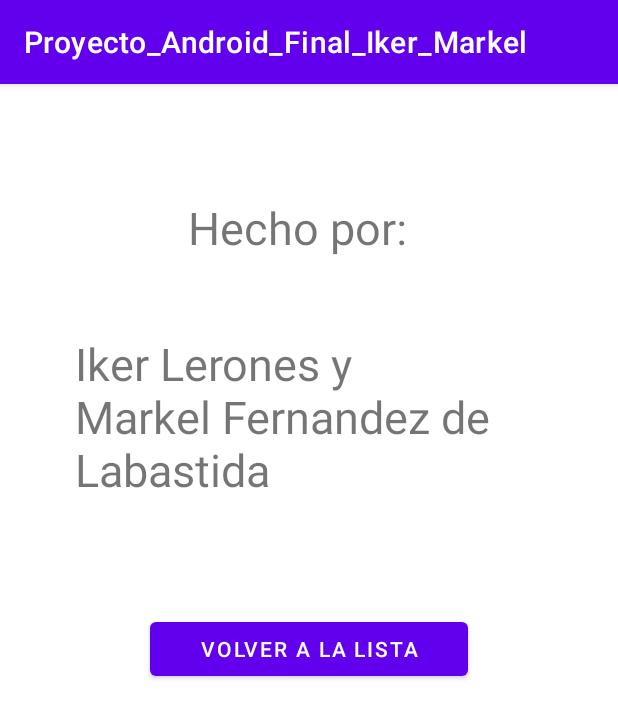
After one commit to Markel-FDL/Proyecto_Android_Final_Iker_Markel, an Android app: the ExtraActivity screen opened directly, with no data from a screen before it, on a phone screen of 412 x 824 dp. The commit adds this screen. Shown: the top 718 px of the screen. Run offline under Robolectric (Android 15) with nearby library versions, the phone set to English and light mode, and no system bars.

Commit message:
Creditos

```diff
--- a/Proyecto_Android_Final_Iker_Markel/app/src/main/AndroidManifest.xml
+++ b/Proyecto_Android_Final_Iker_Markel/app/src/main/AndroidManifest.xml
@@ -2,17 +2,20 @@
 <manifest xmlns:android="http://schemas.android.com/apk/res/android"
     package="com.example.proyecto_android_final_iker_markel">
 
-    <uses-permission android:name="android.permission.ACCESS_NETWORK_STATE"/>
-    <uses-permission android:name="android.permission.INTERNET"/>
+    <uses-permission android:name="android.permission.ACCESS_NETWORK_STATE" />
+    <uses-permission android:name="android.permission.INTERNET" />
 
     <application
-        android:name = ".App"
+        android:name=".App"
         android:allowBackup="true"
         android:icon="@mipmap/ic_launcher"
         android:label="@string/app_name"
         android:roundIcon="@mipmap/ic_launcher_round"
         android:supportsRtl="true"
         android:theme="@style/Theme.Proyecto_Android_Final_Iker_Markel">
+        <activity
+            android:name=".ExtraActivity"
+            android:exported="false" />
         <activity
             android:name=".MainActivity"
             android:exported="true"
@@ -33,7 +36,6 @@
         <meta-data
             android:name="com.parse.CLIENT_KEY"
             android:value="@string/back4app_client_key" />
-
     </application>
 
 </manifest>
--- /dev/null
+++ b/Proyecto_Android_Final_Iker_Markel/app/src/main/java/com/example/proyecto_android_final_iker_markel/ExtraActivity.kt
@@ -0,0 +1,22 @@
+package com.example.proyecto_android_final_iker_markel
+
+import android.content.Intent
+import androidx.appcompat.app.AppCompatActivity
+import android.os.Bundle
+import android.widget.Button
+
+class ExtraActivity : AppCompatActivity() {
+
+    override fun onCreate(savedInstanceState: Bundle?) {
+        super.onCreate(savedInstanceState)
+        setContentView(R.layout.activity_extra)
+
+        val volver: Button = findViewById(R.id.VolverActivity)
+
+        findViewById<Button>(R.id.VolverActivity).setOnClickListener {
+            finish()
+        }
+
+    }
+
+}
--- a/Proyecto_Android_Final_Iker_Markel/app/src/main/java/com/example/proyecto_android_final_iker_markel/MainActivity.kt
+++ b/Proyecto_Android_Final_Iker_Markel/app/src/main/java/com/example/proyecto_android_final_iker_markel/MainActivity.kt
@@ -1,5 +1,6 @@
 package com.example.proyecto_android_final_iker_markel
 
+import android.content.Intent
 import android.os.Bundle
 import com.google.android.material.snackbar.Snackbar
 import androidx.appcompat.app.AppCompatActivity
@@ -53,7 +54,10 @@ class MainActivity : AppCompatActivity() {
         // automatically handle clicks on the Home/Up button, so long
         // as you specify a parent activity in AndroidManifest.xml.
         return when (item.itemId) {
-            R.id.action_settings -> true
+            R.id.action_settings -> {
+                lol()
+                true
+            }
             else -> super.onOptionsItemSelected(item)
         }
     }
@@ -63,4 +67,16 @@ class MainActivity : AppCompatActivity() {
         return navController.navigateUp(appBarConfiguration)
                 || super.onSupportNavigateUp()
     }
+
+    fun lol(){
+        val miIntenvion:Intent = Intent(this, ExtraActivity::class.java)
+        startActivity(miIntenvion)
+    }
+
+    override fun onActivityResult(requestCode: Int, resultCode: Int, data: Intent?) {
+        super.onActivityResult(requestCode, resultCode, data)
+        when (requestCode){
+
+        }
+    }
 }
--- /dev/null
+++ b/Proyecto_Android_Final_Iker_Markel/app/src/main/res/layout/activity_extra.xml
@@ -0,0 +1,44 @@
+<?xml version="1.0" encoding="utf-8"?>
+<androidx.constraintlayout.widget.ConstraintLayout xmlns:android="http://schemas.android.com/apk/res/android"
+    xmlns:app="http://schemas.android.com/apk/res-auto"
+    xmlns:tools="http://schemas.android.com/tools"
+    android:layout_width="match_parent"
+    android:layout_height="match_parent"
+    tools:context=".ExtraActivity">
+
+    <LinearLayout
+        android:layout_width="match_parent"
+        android:layout_height="match_parent"
+        android:orientation="vertical">
+
+        <TextView
+            android:id="@+id/texto1"
+            android:layout_width="match_parent"
+            android:layout_height="wrap_content"
+            android:layout_marginTop="75dp"
+            android:layout_marginLeft="125dp"
+            android:layout_marginRight="125dp"
+            android:layout_marginBottom="50dp"
+            android:textSize="30sp"
+            android:text="@string/hecho_por" />
+
+        <TextView
+            android:id="@+id/texto2"
+            android:layout_width="match_parent"
+            android:layout_height="wrap_content"
+            android:layout_marginLeft="50dp"
+            android:layout_marginRight="50dp"
+            android:layout_marginBottom="50dp"
+            android:textSize="30sp"
+            android:text="@string/iker_lerones_y_markel_fernandez_de_labastida" />
+
+        <Button
+            android:id="@+id/VolverActivity"
+            android:layout_width="match_parent"
+            android:layout_height="wrap_content"
+            android:layout_marginTop="25dp"
+            android:layout_marginLeft="100dp"
+            android:layout_marginRight="100dp"
+            android:text="@string/volver_a_la_lista" />
+    </LinearLayout>
+</androidx.constraintlayout.widget.ConstraintLayout>
--- a/Proyecto_Android_Final_Iker_Markel/app/src/main/res/menu/menu_main.xml
+++ b/Proyecto_Android_Final_Iker_Markel/app/src/main/res/menu/menu_main.xml
@@ -5,6 +5,6 @@
     <item
         android:id="@+id/action_settings"
         android:orderInCategory="100"
-        android:title="@string/action_settings"
+        android:title="@string/Creditos"
         app:showAsAction="never" />
 </menu>
--- a/Proyecto_Android_Final_Iker_Markel/app/src/main/res/values/strings.xml
+++ b/Proyecto_Android_Final_Iker_Markel/app/src/main/res/values/strings.xml
@@ -26,5 +26,10 @@
     <string name="modificar">Modificar</string>
     <string name="insert">Insertar</string>
     <string name="volverr">Volver</string>
+    <string name="hecho_por">Hecho por:</string>
+    <string name="iker_lerones_y_markel_fernandez_de_labastida">Iker Lerones y Markel Fernandez de Labastida</string>
+    <string name="volver_a_la_lista">Volver a la lista</string>
+    <string name="Extra">Extra</string>
+    <string name="Creditos">Creditos</string>
 
 </resources>
```
